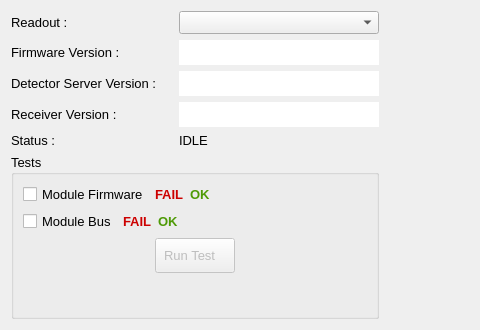
Before: the Qt Designer form slsDetectorGui/forms/form_tab_debugging.ui in slsdetectorgroup/slsDetectorPackage, drawn with Qt 5; both pictures show x 0 to 480 and y 0 to 330 of the 770 by 330 pixel window.
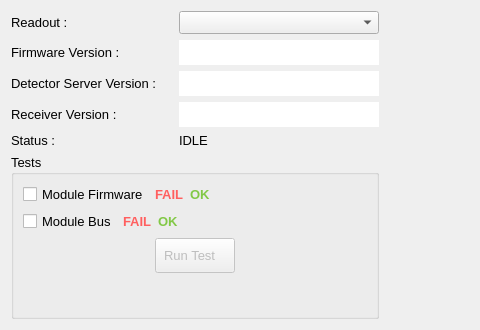
After: the same form once the commit is applied. Icons and pictures are not drawn.

Diff of the .ui file:
```diff
--- a/slsDetectorGui/forms/form_tab_debugging.ui
+++ b/slsDetectorGui/forms/form_tab_debugging.ui
@@ -474,9 +474,9 @@
                <colorrole role="WindowText">
                 <brush brushstyle="SolidPattern">
                  <color alpha="255">
-                  <red>204</red>
-                  <green>0</green>
-                  <blue>0</blue>
+                  <red>255</red>
+                  <green>95</green>
+                  <blue>95</blue>
                  </color>
                 </brush>
                </colorrole>
@@ -485,9 +485,9 @@
                <colorrole role="WindowText">
                 <brush brushstyle="SolidPattern">
                  <color alpha="255">
-                  <red>204</red>
-                  <green>0</green>
-                  <blue>0</blue>
+                  <red>255</red>
+                  <green>95</green>
+                  <blue>95</blue>
                  </color>
                 </brush>
                </colorrole>
@@ -496,9 +496,9 @@
                <colorrole role="WindowText">
                 <brush brushstyle="SolidPattern">
                  <color alpha="255">
-                  <red>190</red>
-                  <green>190</green>
-                  <blue>190</blue>
+                  <red>125</red>
+                  <green>125</green>
+                  <blue>125</blue>
                  </color>
                 </brush>
                </colorrole>
@@ -544,9 +544,9 @@
                <colorrole role="WindowText">
                 <brush brushstyle="SolidPattern">
                  <color alpha="255">
-                  <red>78</red>
-                  <green>154</green>
-                  <blue>6</blue>
+                  <red>130</red>
+                  <green>200</green>
+                  <blue>70</blue>
                  </color>
                 </brush>
                </colorrole>
@@ -555,9 +555,9 @@
                <colorrole role="WindowText">
                 <brush brushstyle="SolidPattern">
                  <color alpha="255">
-                  <red>78</red>
-                  <green>154</green>
-                  <blue>6</blue>
+                  <red>130</red>
+                  <green>200</green>
+                  <blue>70</blue>
                  </color>
                 </brush>
                </colorrole>
@@ -566,9 +566,9 @@
                <colorrole role="WindowText">
                 <brush brushstyle="SolidPattern">
                  <color alpha="255">
-                  <red>190</red>
-                  <green>190</green>
-                  <blue>190</blue>
+                  <red>125</red>
+                  <green>125</green>
+                  <blue>125</blue>
                  </color>
                 </brush>
                </colorrole>
@@ -701,9 +701,9 @@
                <colorrole role="WindowText">
                 <brush brushstyle="SolidPattern">
                  <color alpha="255">
-                  <red>204</red>
-                  <green>0</green>
-                  <blue>0</blue>
+                  <red>255</red>
+                  <green>95</green>
+                  <blue>95</blue>
                  </color>
                 </brush>
                </colorrole>
@@ -712,9 +712,9 @@
                <colorrole role="WindowText">
                 <brush brushstyle="SolidPattern">
                  <color alpha="255">
-                  <red>204</red>
-                  <green>0</green>
-                  <blue>0</blue>
+                  <red>255</red>
+                  <green>95</green>
+                  <blue>95</blue>
                  </color>
                 </brush>
                </colorrole>
@@ -723,9 +723,9 @@
                <colorrole role="WindowText">
                 <brush brushstyle="SolidPattern">
                  <color alpha="255">
-                  <red>190</red>
-                  <green>190</green>
-                  <blue>190</blue>
+                  <red>125</red>
+                  <green>125</green>
+                  <blue>125</blue>
                  </color>
                 </brush>
                </colorrole>
@@ -771,9 +771,9 @@
                <colorrole role="WindowText">
                 <brush brushstyle="SolidPattern">
                  <color alpha="255">
-                  <red>78</red>
-                  <green>154</green>
-                  <blue>6</blue>
+                  <red>130</red>
+                  <green>200</green>
+                  <blue>70</blue>
                  </color>
                 </brush>
                </colorrole>
@@ -782,9 +782,9 @@
                <colorrole role="WindowText">
                 <brush brushstyle="SolidPattern">
                  <color alpha="255">
-                  <red>78</red>
-                  <green>154</green>
-                  <blue>6</blue>
+                  <red>130</red>
+                  <green>200</green>
+                  <blue>70</blue>
                  </color>
                 </brush>
                </colorrole>
@@ -793,9 +793,9 @@
                <colorrole role="WindowText">
                 <brush brushstyle="SolidPattern">
                  <color alpha="255">
-                  <red>190</red>
-                  <green>190</green>
-                  <blue>190</blue>
+                  <red>125</red>
+                  <green>125</green>
+                  <blue>125</blue>
                  </color>
                 </brush>
                </colorrole>
```
